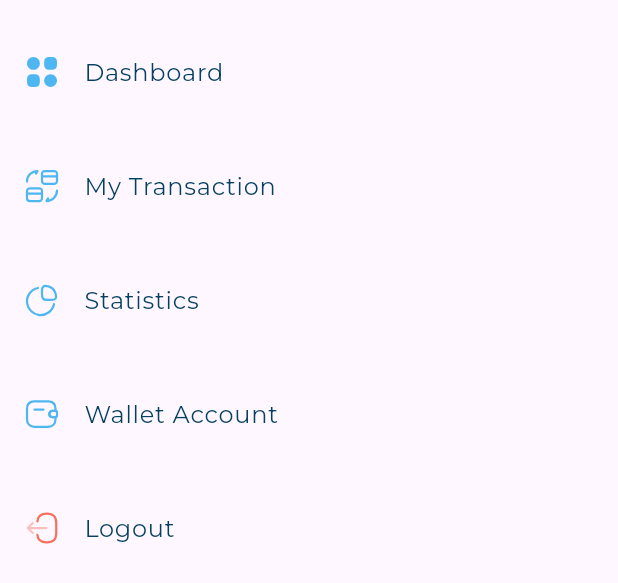
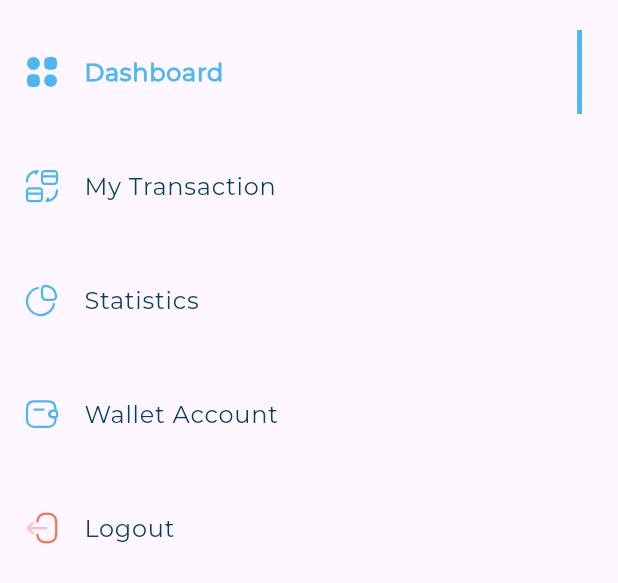
Before and after one commit to abdulrahmanibrahimdawood/Dashboard, a Flutter app: the DrawerItemsListView widget shown alone on an empty page, opened directly, on a phone screen of 412 x 824 dp. Shown: the top 583 px of the screen. Run offline on Flutter 3.47's test engine with Material 3 defaults, Android fonts, the phone set to English and light mode, and no system bars; our stand-ins replace flutter_svg.

Commit message:
active and in active item

```diff
--- a/lib/main.dart
+++ b/lib/main.dart
@@ -10,6 +10,9 @@ class ResponsiveDashboard extends StatelessWidget {
 
   @override
   Widget build(BuildContext context) {
-    return const MaterialApp(home: DashboardView());
+    return const MaterialApp(
+      debugShowCheckedModeBanner: false,
+      home: DashboardView(),
+    );
   }
 }
--- /dev/null
+++ b/lib/views/widgets/active_and_inactive_item.dart
@@ -0,0 +1,39 @@
+import 'package:dash_board/models/drower_item_model.dart';
+import 'package:dash_board/utils/app_styles.dart';
+import 'package:flutter/material.dart';
+import 'package:flutter_svg/svg.dart';
+
+class InActiveDrawerItem extends StatelessWidget {
+  const InActiveDrawerItem({super.key, required this.drowerItemModel});
+
+  final DrawerItemModel drowerItemModel;
+
+  @override
+  Widget build(BuildContext context) {
+    return ListTile(
+      leading: SvgPicture.asset(drowerItemModel.image),
+      title: Text(
+        drowerItemModel.title,
+        style: AppStyles.styleRegular16(context),
+      ),
+    );
+  }
+}
+
+class ActiveDrawerItem extends StatelessWidget {
+  const ActiveDrawerItem({super.key, required this.drowerItemModel});
+
+  final DrawerItemModel drowerItemModel;
+
+  @override
+  Widget build(BuildContext context) {
+    return ListTile(
+      leading: SvgPicture.asset(drowerItemModel.image),
+      title: Text(drowerItemModel.title, style: AppStyles.styleBold16(context)),
+      trailing: Container(
+        width: 3.27,
+        decoration: BoxDecoration(color: const Color(0xFF4EB7F2)),
+      ),
+    );
+  }
+}
--- a/lib/views/widgets/drawer_item.dart
+++ b/lib/views/widgets/drawer_item.dart
@@ -1,7 +1,6 @@
 import 'package:dash_board/models/drower_item_model.dart';
-import 'package:dash_board/utils/app_styles.dart';
+import 'package:dash_board/views/widgets/active_and_inactive_item.dart';
 import 'package:flutter/material.dart';
-import 'package:flutter_svg/svg.dart';
 
 class DrawerItem extends StatelessWidget {
   const DrawerItem({
@@ -14,12 +13,8 @@ class DrawerItem extends StatelessWidget {
   final bool isActive;
   @override
   Widget build(BuildContext context) {
-    return ListTile(
-      leading: SvgPicture.asset(drowerItemModel.image),
-      title: Text(
-        drowerItemModel.title,
-        style: AppStyles.styleRegular16(context),
-      ),
-    );
+    return isActive
+        ? ActiveDrawerItem(drowerItemModel: drowerItemModel)
+        : InActiveDrawerItem(drowerItemModel: drowerItemModel);
   }
 }
--- a/lib/views/widgets/drawer_items_list_view.dart
+++ b/lib/views/widgets/drawer_items_list_view.dart
@@ -35,6 +35,7 @@ class _DrawerItemsListViewState extends State<DrawerItemsListView> {
             if (activeIndex != index) {
               setState(() {
                 activeIndex = index;
+                print(activeIndex);
               });
             }
           },
```
